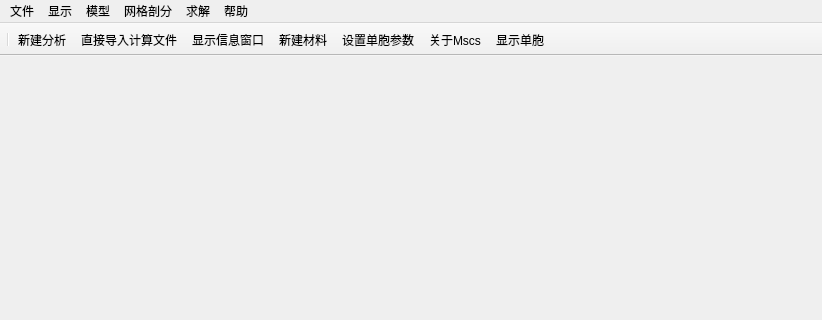
Old version of the form forms/mainwindow.ui in the repository lyq105/mscs; both pictures show x 0 to 822 and y 0 to 320 of the 822 by 667 pixel window.
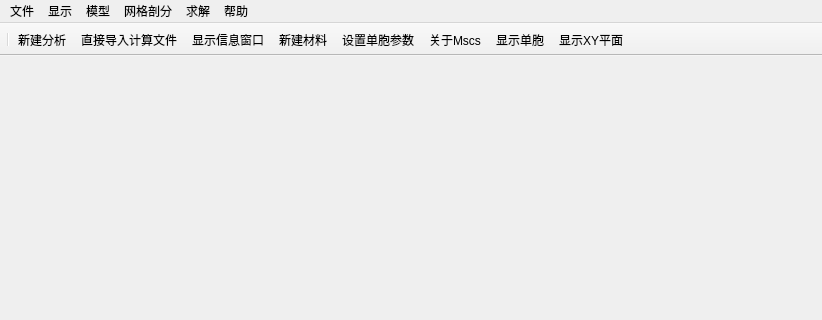
New version of the form. Icons and pictures are not drawn.

What changed in the file:
```diff
--- a/forms/mainwindow.ui
+++ b/forms/mainwindow.ui
@@ -138,6 +138,7 @@
    <addaction name="action_gen_cell"/>
    <addaction name="action_Mscs"/>
    <addaction name="action_show_cell"/>
+   <addaction name="action_show_XY"/>
   </widget>
   <widget class="QStatusBar" name="statusBar"/>
   <widget class="QDockWidget" name="message_box">
@@ -306,6 +307,15 @@
     <string>显示坐标轴</string>
    </property>
   </action>
+  <action name="action_show_XY">
+   <property name="icon">
+    <iconset resource="../resources/Mscs.qrc">
+     <normaloff>:/icons/icons/flag-red.png</normaloff>:/icons/icons/flag-red.png</iconset>
+   </property>
+   <property name="text">
+    <string>显示XY平面</string>
+   </property>
+  </action>
  </widget>
  <layoutdefault spacing="6" margin="11"/>
  <resources>
```
Left out of the diff: 1 changed line with no effect on the pictures.
